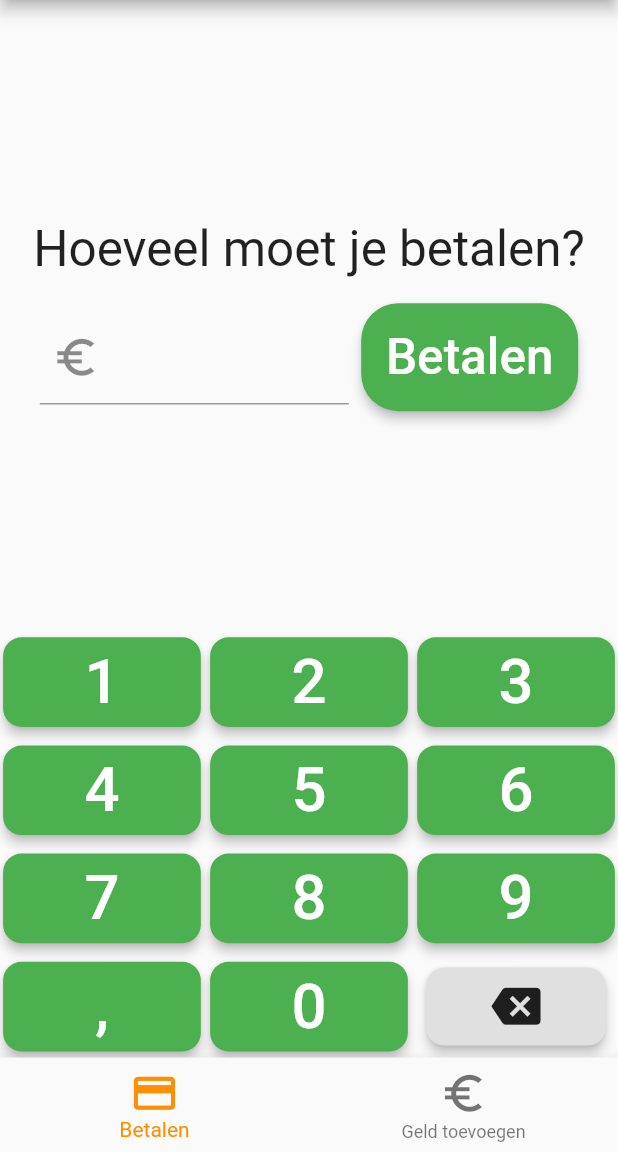
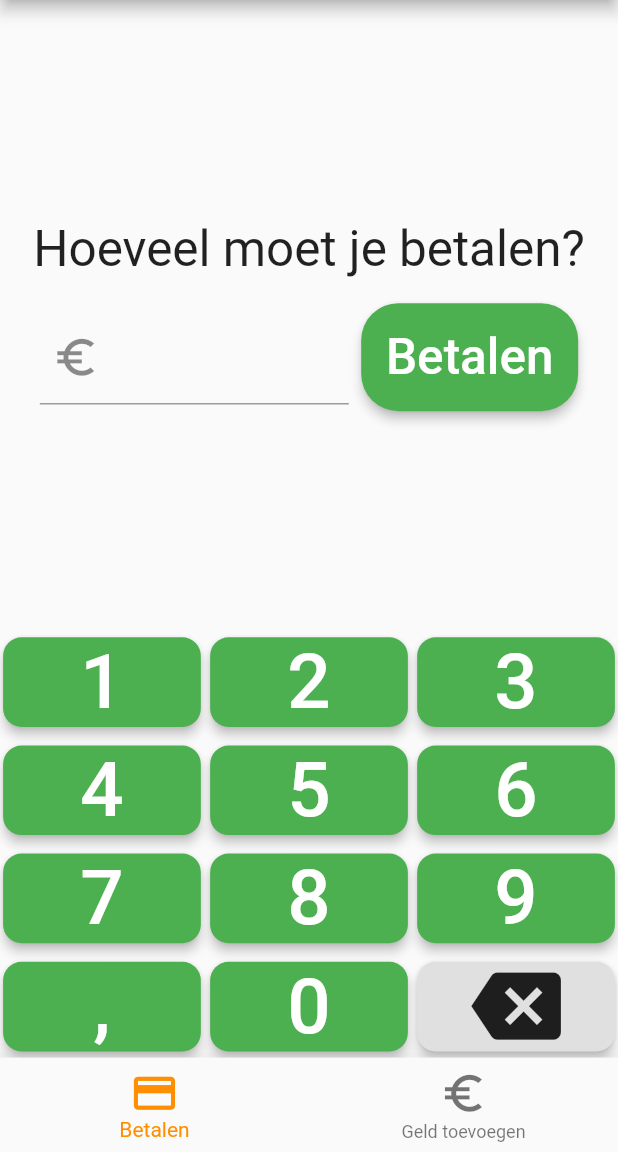
Before and after one commit to iMagineLab-BE/Geldwegwijzer, a Flutter app: the screen it shows after launch, on a phone screen of 412 x 824 dp, the part 84-1236 px from its top. Run offline on Flutter 3.47's test engine with Material 2 defaults, Android fonts, the phone set to English and light mode, and no system bars; our stand-ins replace package_info.

Commit message:
Code cleanup Updated scaling consistency of keyboard

```diff
--- a/lib/keyboard.dart
+++ b/lib/keyboard.dart
@@ -67,13 +67,16 @@ class BackspaceButton extends StatelessWidget {
   @override
   Widget build(BuildContext context) {
     return Padding(
-        padding: EdgeInsets.all(8.0),
+        padding: EdgeInsets.symmetric(vertical: SizeConfig.blockSizeVertical * 0.5, horizontal: SizeConfig.blockSizeHorizontal * 0.5),
         child: RaisedButton(
             onPressed: () {
               onPress();
             },
             child: Container(
-                child: Icon(Icons.backspace, size: isHorizontal() ? SizeConfig.blockSizeHorizontal * 5.0 : SizeConfig.blockSizeHorizontal * 8.0)
+                child: FittedBox(
+                  child: Icon(Icons.backspace, size: SizeConfig.blockSizeHorizontal * 100),
+                  fit: BoxFit.scaleDown
+                )
             ),
             elevation: 3,
             shape: RoundedRectangleBorder(
@@ -103,9 +106,12 @@ class KeyboardButton extends StatelessWidget {
             onPress(value);
           },
           color: Colors.green,
-          child: Text(
-            value.toString(),
-            style: TextStyle(fontSize: isHorizontal() ? SizeConfig.blockSizeHorizontal * 7.0 : SizeConfig.blockSizeHorizontal * 10.0, color: Colors.white),
+          child: FittedBox(
+            child: Text(
+              value.toString(),
+              style: TextStyle(fontSize: SizeConfig.blockSizeHorizontal * 100, color: Colors.white),
+            ),
+            fit: BoxFit.scaleDown,
           ),
           elevation: 3,
           shape: RoundedRectangleBorder(
--- a/lib/main.dart
+++ b/lib/main.dart
@@ -45,8 +45,6 @@ class MyHomePage extends StatefulWidget {
 class _MyHomePageState extends State<MyHomePage> {
   int _selectedIndex = 0;
 
-  static TextStyle topStyle =
-      TextStyle(fontSize: 30, fontWeight: FontWeight.bold);
   static TextStyle bottomStyle =
       TextStyle(fontSize: SizeConfig.blockSizeVertical * 2.0, fontWeight: FontWeight.normal);
 
@@ -65,9 +63,12 @@ class _MyHomePageState extends State<MyHomePage> {
   Widget build(BuildContext context) {
     return Scaffold(
       appBar: AppBar(
-        title: Text(
-          'Geldwegwijzer',
-          style: topStyle,
+        title: FittedBox(
+          child: Text(
+            'Geldwegwijzer',
+            style: TextStyle(fontSize: 30, fontWeight: FontWeight.bold),
+          ),
+          fit: BoxFit.scaleDown
         ),
         actions: <Widget>[
           IconButton(
```
Also changed, not shown: lib/paying.dart (+10 -9 lines).
